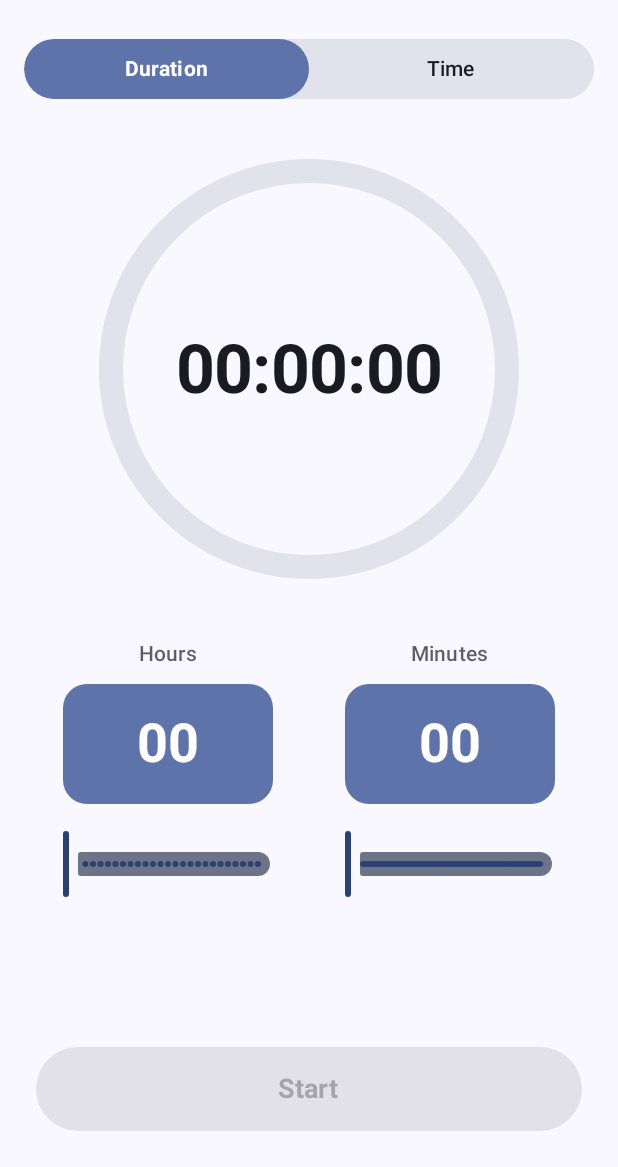
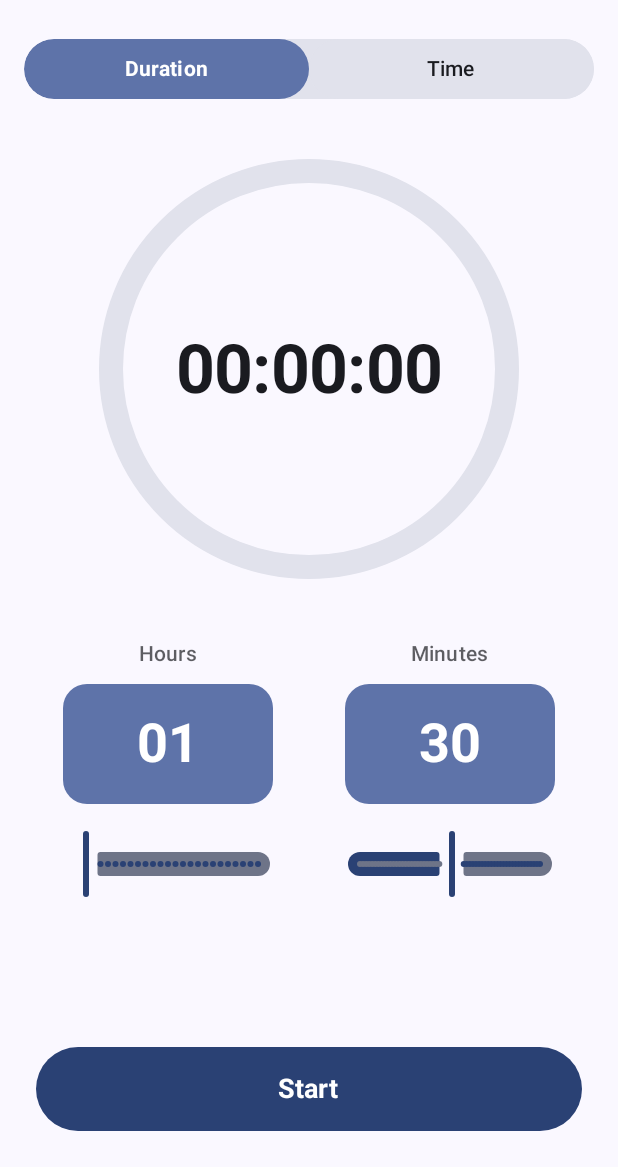
Before and after one commit to teja2495/simple-progress, an Android app built with Jetpack Compose: the screen it shows after launch (MainActivity), after a tap on "Duration", on a phone screen of 412 x 824 dp, the part 69-1236 px from its top. Run offline under Robolectric (Android 15) with nearby library versions, the phone set to English and light mode, and no system bars.

Commit message:
feat: minor fixes

```diff
--- a/app/src/main/java/com/example/simple_progress/MainActivity.kt
+++ b/app/src/main/java/com/example/simple_progress/MainActivity.kt
@@ -217,7 +217,9 @@ fun TimerContent(
             modifier = Modifier.align(Alignment.BottomCenter),
             hours = uiState.hours,
             minutes = uiState.minutes,
-            timerMode = uiState.timerMode
+            timerMode = uiState.timerMode,
+            targetHour = uiState.targetHour,
+            targetMinute = uiState.targetMinute
         )
     }
 }
--- a/app/src/main/java/com/example/simple_progress/TimerViewModel.kt
+++ b/app/src/main/java/com/example/simple_progress/TimerViewModel.kt
@@ -12,6 +12,8 @@ import androidx.lifecycle.AndroidViewModel
 import androidx.lifecycle.viewModelScope
 import com.example.simple_progress.utils.getDefaultTargetHour
 import com.example.simple_progress.utils.getDefaultTargetMinute
+import com.example.simple_progress.utils.getCurrentHour
+import com.example.simple_progress.utils.getCurrentMinute
 import kotlinx.coroutines.Job
 import kotlinx.coroutines.delay
 import kotlinx.coroutines.flow.MutableStateFlow
@@ -30,12 +32,12 @@ data class TimerState(
     val percentage: Int = 0,
     val isRunning: Boolean = false,
     val isFinished: Boolean = false,
-    val hours: Int = 0,
-    val minutes: Int = 0,
+    val hours: Int = 1,
+    val minutes: Int = 30, // Default to 1 hour 30 minutes for duration mode
     val timerName: String = "",
     val timerMode: String = "duration", // "duration" or "target_time"
-    val targetHour: Int = getDefaultTargetHour(),
-    val targetMinute: Int = getDefaultTargetMinute()
+    val targetHour: Int = getCurrentHour(), // Default to current time for time mode
+    val targetMinute: Int = getCurrentMinute() // Default to current time for time mode
 )
 
 // ============================================================================
@@ -80,15 +82,24 @@ class TimerViewModel(application: Application) : AndroidViewModel(application) {
 
     fun setTimerMode(mode: String) {
         val currentState = _uiState.value
-        val newState = if (mode == "target_time" && currentState.timerMode != "target_time") {
-            // When switching to target_time mode for the first time, set default target time
-            currentState.copy(
-                timerMode = mode,
-                targetHour = getDefaultTargetHour(),
-                targetMinute = getDefaultTargetMinute()
-            )
-        } else {
-            currentState.copy(timerMode = mode)
+        val newState = when (mode) {
+            "target_time" -> {
+                // When switching to target_time mode, set current time as default
+                currentState.copy(
+                    timerMode = mode,
+                    targetHour = getCurrentHour(),
+                    targetMinute = getCurrentMinute()
+                )
+            }
+            "duration" -> {
+                // When switching to duration mode, set 1 hour 30 minutes as default
+                currentState.copy(
+                    timerMode = mode,
+                    hours = 1,
+                    minutes = 30
+                )
+            }
+            else -> currentState.copy(timerMode = mode)
         }
 
         _uiState.value = newState
@@ -116,15 +127,19 @@ class TimerViewModel(application: Application) : AndroidViewModel(application) {
 
     fun resetTimer() {
         timerJob?.cancel()
-        _uiState.value = _uiState.value.copy(
+        val currentState = _uiState.value
+        _uiState.value = currentState.copy(
             timeRemaining = "00:00:00",
             progress = 0f,
             percentage = 0,
             isRunning = false,
             isFinished = false,
             timerName = "", // Clear the timer name when resetting
-            targetHour = getDefaultTargetHour(), // Reset target time to 15 minutes from current time
-            targetMinute = getDefaultTargetMinute()
+            // Reset based on current mode
+            hours = if (currentState.timerMode == "duration") 1 else currentState.hours,
+            minutes = if (currentState.timerMode == "duration") 30 else currentState.minutes,
+            targetHour = if (currentState.timerMode == "target_time") getCurrentHour() else currentState.targetHour,
+            targetMinute = if (currentState.timerMode == "target_time") getCurrentMinute() else currentState.targetMinute
         )
         clearTimerState()
         clearNotifications()
@@ -256,13 +271,17 @@ class TimerViewModel(application: Application) : AndroidViewModel(application) {
         val timerName = sharedPreferences.getString(KEY_TIMER_NAME, "") ?: ""
         val timerMode = sharedPreferences.getString(KEY_TIMER_MODE, "duration") ?: "duration"
 
-        // Always use current time + 15 minutes as default target time
-        val targetHour = getDefaultTargetHour()
-        val targetMinute = getDefaultTargetMinute()
+        // Set defaults based on mode
+        val targetHour = if (timerMode == "target_time") getCurrentHour() else getDefaultTargetHour()
+        val targetMinute = if (timerMode == "target_time") getCurrentMinute() else getDefaultTargetMinute()
+        val hours = if (timerMode == "duration") 1 else 0
+        val minutes = if (timerMode == "duration") 30 else 0
 
         _uiState.value = _uiState.value.copy(
             timerName = timerName,
             timerMode = timerMode,
+            hours = hours,
+            minutes = minutes,
             targetHour = targetHour,
             targetMinute = targetMinute
         )
--- a/app/src/main/java/com/example/simple_progress/components/TimeInput.kt
+++ b/app/src/main/java/com/example/simple_progress/components/TimeInput.kt
@@ -43,7 +43,7 @@ fun UnifiedTimeInput(
         ) {
             TimeInputCard(
                 label = "Hours",
-                value = timeDisplayData.displayHour,
+                value = if (timerMode == "duration") hours else timeDisplayData.displayHour,
                 range = if (timerMode == "duration") 0..24 else 1..12,
                 onValueChanged = { newValue ->
                     handleHoursChange(
--- a/app/src/main/java/com/example/simple_progress/components/TimerControls.kt
+++ b/app/src/main/java/com/example/simple_progress/components/TimerControls.kt
@@ -25,7 +25,9 @@ fun BottomButtons(
     modifier: Modifier = Modifier,
     hours: Int = 0,
     minutes: Int = 0,
-    timerMode: String = "duration"
+    timerMode: String = "duration",
+    targetHour: Int = 0,
+    targetMinute: Int = 0
 ) {
     Column(
         modifier = modifier
@@ -43,9 +45,20 @@ fun BottomButtons(
                 )
             }
             else -> {
+                val isEnabled = when (timerMode) {
+                    "duration" -> true // Always enabled for duration mode (15 min default)
+                    "target_time" -> {
+                        // For time mode, check if time has been changed from current time
+                        val currentHour = com.example.simple_progress.utils.getCurrentHour()
+                        val currentMinute = com.example.simple_progress.utils.getCurrentMinute()
+                        targetHour != currentHour || targetMinute != currentMinute
+                    }
+                    else -> hours > 0 || minutes > 0
+                }
+
                 StartButton(
                     onStart = onStart,
-                    isEnabled = timerMode == "target_time" || hours > 0 || minutes > 0
+                    isEnabled = isEnabled
                 )
             }
         }
--- a/app/src/main/java/com/example/simple_progress/utils/TimeUtils.kt
+++ b/app/src/main/java/com/example/simple_progress/utils/TimeUtils.kt
@@ -27,3 +27,12 @@ fun getDefaultTargetMinute(): Int {
     calendar.add(Calendar.MINUTE, 15) // Add 15 minutes to current time
     return calendar.get(Calendar.MINUTE)
 }
+
+// New functions for current time (for time mode default)
+fun getCurrentHour(): Int {
+    return Calendar.getInstance().get(Calendar.HOUR_OF_DAY)
+}
+
+fun getCurrentMinute(): Int {
+    return Calendar.getInstance().get(Calendar.MINUTE)
+}
```
